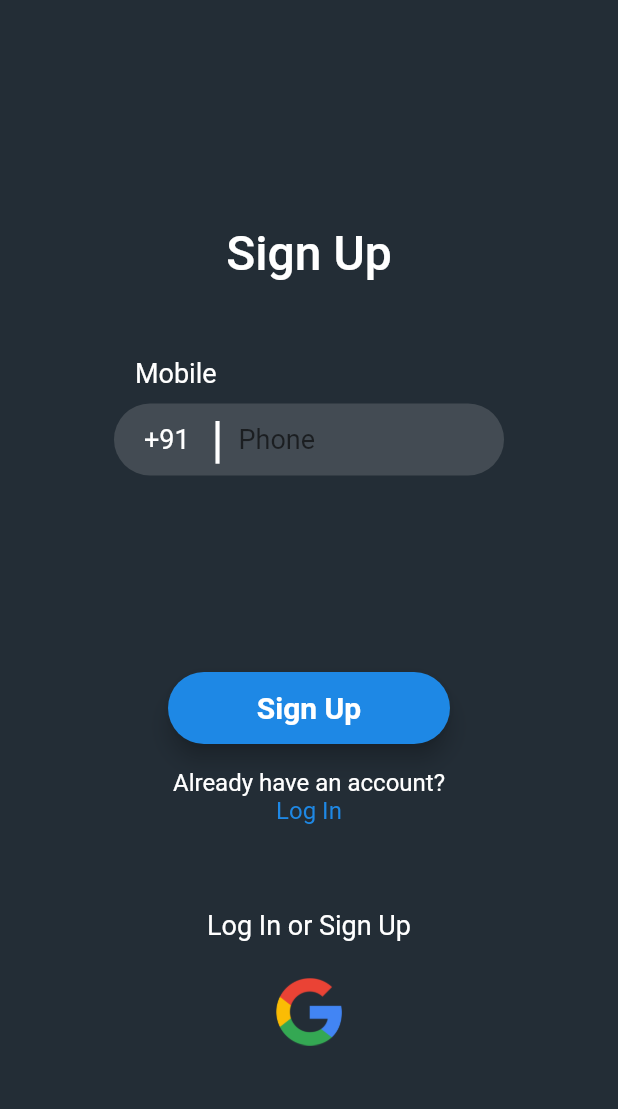
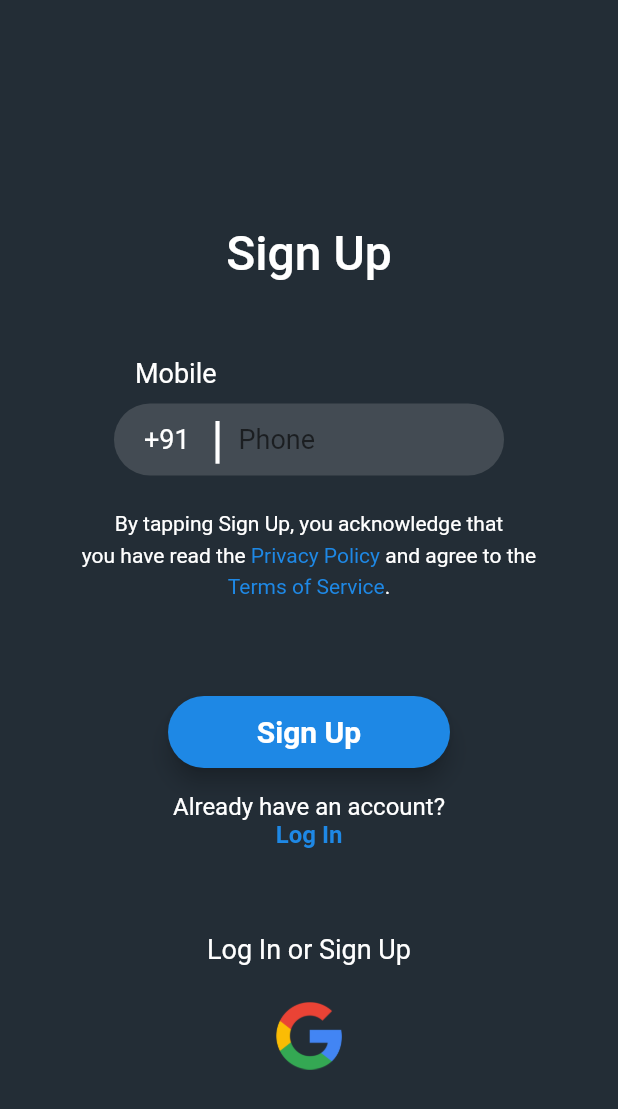
Before and after one commit to Swagnik02/Dhatnoon_v2, a Flutter app: the SignUpView screen opened by its route, on a phone screen of 412 x 824 dp. Shown: the top 1109 px of the screen. Run offline on Flutter 3.47's test engine with Material 2 defaults, Android fonts, the phone set to English and light mode, and no system bars; our stand-ins replace cloud_firestore, firebase_auth, firebase_core, fluttertoast, google_fonts, pinput; accounts and stored records are empty.

Commit message:
UI fixes

```diff
--- a/lib/views/Authentication/SignUp/signup_view.dart
+++ b/lib/views/Authentication/SignUp/signup_view.dart
@@ -2,6 +2,7 @@ import 'package:dhatnoon_v2/constants/color_constants.dart';
 import 'package:dhatnoon_v2/views/Authentication/auth_components/auth_buttons/mobile_signup_btn.dart';
 import 'package:dhatnoon_v2/views/Authentication/auth_components/auth_text_controllers.dart';
 import 'package:dhatnoon_v2/views/Authentication/auth_components/mobile_input.dart';
+import 'package:dhatnoon_v2/views/Authentication/auth_components/privacy_t&c.dart';
 import 'package:dhatnoon_v2/views/Authentication/auth_components/signup_login_link.dart';
 
 import 'package:flutter/material.dart';
@@ -72,8 +73,8 @@ class _SignUpViewState extends State<SignUpView> {
                 ],
               ),
               const SizedBox(height: 20),
-              // buildLoginUsingEmail(context), privacy t&C
-              const SizedBox(height: 111),
+              buildPrivacyAndTermsText(),
+              const SizedBox(height: 64),
               buildSignUpButton(context, authTextControllers),
               const SizedBox(height: 16),
               buildLogInLink(context),
--- /dev/null
+++ b/lib/views/Authentication/auth_components/privacy_t&c.dart
@@ -0,0 +1,40 @@
+import 'package:dhatnoon_v2/constants/color_constants.dart';
+import 'package:flutter/gestures.dart';
+import 'package:flutter/material.dart';
+
+Widget buildPrivacyAndTermsText() {
+  return Center(
+    child: Text.rich(
+      textAlign: TextAlign.center,
+      // textScaleFactor: 1.1,
+      TextSpan(
+        text: 'By tapping Sign Up, you acknowledge that\nyou have read the ',
+        children: [
+          TextSpan(
+            text: 'Privacy Policy',
+            style: const TextStyle(
+              color: ColorConstants.privacyPolicyText,
+            ),
+            recognizer: TapGestureRecognizer()
+              ..onTap = () {
+                // navigation
+              },
+          ),
+          const TextSpan(text: ' and agree to the\n'),
+          TextSpan(
+            text: 'Terms of Service',
+            style: const TextStyle(
+              color: ColorConstants.privacyPolicyText,
+            ),
+            recognizer: TapGestureRecognizer()
+              ..onTap = () {
+                //navigation
+              },
+          ),
+          const TextSpan(text: '.'),
+        ],
+        style: const TextStyle(color: ColorConstants.authText, height: 1.5),
+      ),
+    ),
+  );
+}
--- a/lib/views/Authentication/auth_components/signup_login_link.dart
+++ b/lib/views/Authentication/auth_components/signup_login_link.dart
@@ -1,31 +1,36 @@
 import 'package:dhatnoon_v2/constants/color_constants.dart';
 import 'package:dhatnoon_v2/constants/routes.dart';
+import 'package:flutter/gestures.dart';
 import 'package:flutter/material.dart';
 
 Widget buildSignUpLink(BuildContext context) {
   return Column(
     crossAxisAlignment: CrossAxisAlignment.center,
     children: [
-      const Text(
-        "Doesn't have an account?",
-        textAlign: TextAlign.center,
-        style: TextStyle(
+      Text.rich(
+        TextSpan(
+          text: "Doesn't have an account?\n",
+          style: const TextStyle(
             fontSize: 16,
             color: ColorConstants.authText,
           ),
+          children: [
+            TextSpan(
+              text: "Sign Up",
+              style: const TextStyle(
+                fontSize: 16,
+                fontWeight: FontWeight.bold,
+                color: ColorConstants.privacyPolicyText,
               ),
-      GestureDetector(
-        onTap: () {
+              recognizer: TapGestureRecognizer()
+                ..onTap = () {
                   Navigator.pushNamedAndRemoveUntil(
                       context, signUpRoute, (route) => false);
                 },
-        child: const Text(
-          "Sign Up",
-          style: TextStyle(
-            fontSize: 16,
-            color: ColorConstants.privacyPolicyText,
             ),
+          ],
         ),
+        textAlign: TextAlign.center,
       ),
     ],
   );
@@ -35,26 +40,30 @@ Widget buildLogInLink(BuildContext context) {
   return Column(
     crossAxisAlignment: CrossAxisAlignment.center,
     children: [
-      const Text(
-        "Already have an account?",
-        textAlign: TextAlign.center,
-        style: TextStyle(
+      Text.rich(
+        TextSpan(
+          text: "Already have an account?\n",
+          style: const TextStyle(
             fontSize: 16,
             color: ColorConstants.authText,
           ),
+          children: [
+            TextSpan(
+              text: "Log In",
+              style: const TextStyle(
+                fontSize: 16,
+                fontWeight: FontWeight.bold,
+                color: ColorConstants.privacyPolicyText,
               ),
-      GestureDetector(
-        onTap: () {
+              recognizer: TapGestureRecognizer()
+                ..onTap = () {
                   Navigator.pushNamedAndRemoveUntil(
                       context, loginRoute, (route) => false);
                 },
-        child: const Text(
-          "Log In",
-          style: TextStyle(
-            fontSize: 16,
-            color: ColorConstants.privacyPolicyText,
             ),
+          ],
         ),
+        textAlign: TextAlign.center,
       ),
     ],
   );
```
Lines whose indentation alone changed are shown as unchanged.
